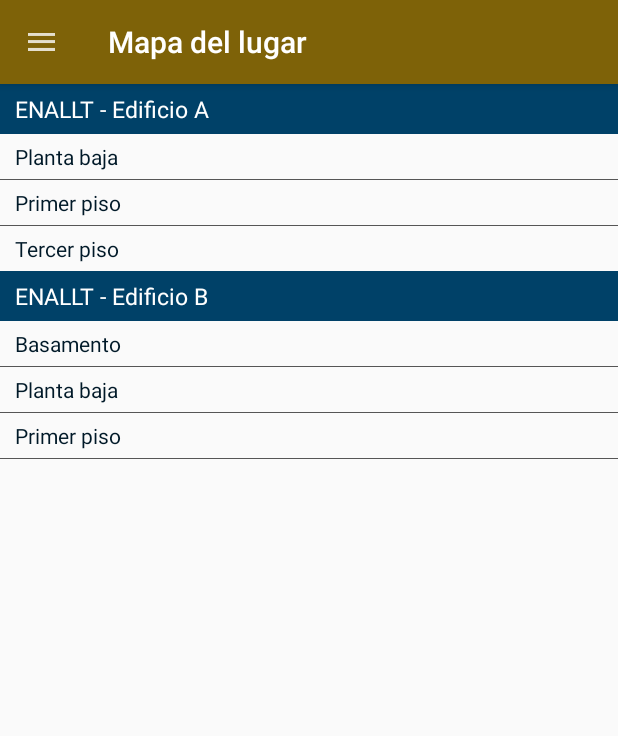
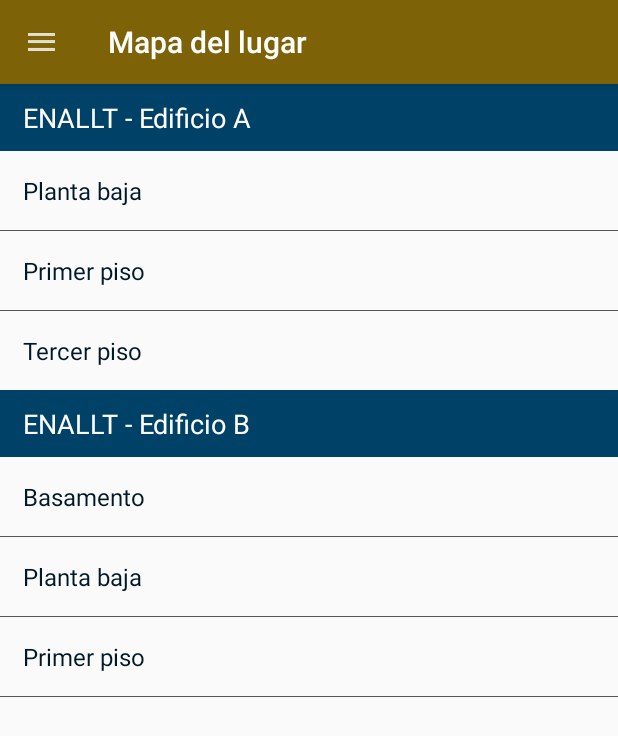
Before and after one commit to appgeediplomado/ANDROID-GEE, an Android app: the screen it shows after launch (MainActivity), in the side drawer, after a tap on "Mapa del lugar", on a phone screen of 412 x 824 dp. Shown: the top 736 px of the screen. Run offline under Robolectric (Android 15) with nearby library versions, the phone set to English and light mode, and no system bars.

Commit message:
Activities update: Fragment Asistencia, Detalles asistencia, Fragment Mapa, Ubicación

```diff
--- a/app/src/main/res/layout/activity_ubicacion.xml
+++ b/app/src/main/res/layout/activity_ubicacion.xml
@@ -25,7 +25,7 @@
         android:text="Edificio A"
         android:textAlignment="center"
         android:textColor="@color/colorTextPrimaryDark"
-        android:textSize="16sp"
+        android:textSize="18sp"
         android:textStyle="bold"
         app:layout_constraintEnd_toEndOf="parent"
         app:layout_constraintHorizontal_bias="0.0"
@@ -41,7 +41,7 @@
         android:text="Planta Baja"
         android:textAlignment="center"
         android:textColor="@color/colorTextPrimaryDark"
-        android:textSize="14sp"
+        android:textSize="16sp"
         app:layout_constraintEnd_toEndOf="parent"
         app:layout_constraintHorizontal_bias="0.0"
         app:layout_constraintStart_toStartOf="parent"
--- a/app/src/main/res/layout/fragment_asistencia.xml
+++ b/app/src/main/res/layout/fragment_asistencia.xml
@@ -82,7 +82,7 @@
         android:textAllCaps="false"
         android:textColor="@color/colorTextPrimaryDark"
         android:background="@android:color/transparent"
-        android:textSize="14sp"
+        android:textSize="16sp"
         app:layout_constraintBottom_toBottomOf="parent"
         app:layout_constraintEnd_toEndOf="parent"
         app:layout_constraintHorizontal_bias="0.0"
--- a/app/src/main/res/layout/fragment_mapa.xml
+++ b/app/src/main/res/layout/fragment_mapa.xml
@@ -12,9 +12,9 @@
         android:layout_width="match_parent"
         android:layout_height="wrap_content"
         android:text="ENALLT - Edificio A"
-        android:paddingVertical="6dp"
-        android:paddingHorizontal="10dp"
-        android:textSize="15sp"
+        android:paddingVertical="10dp"
+        android:paddingHorizontal="15dp"
+        android:textSize="18sp"
         android:background="@color/colorTextPrimaryDark"
         android:textColor="@android:color/white" />
     <TextView
@@ -22,9 +22,8 @@
         android:layout_width="match_parent"
         android:layout_height="wrap_content"
         android:text="Planta baja"
-        android:paddingVertical="5dp"
-        android:paddingHorizontal="10dp"
-        android:textSize="14sp"
+        android:padding="15dp"
+        android:textSize="16sp"
         android:textColor="@color/colorTextPrimary"/>
     <View
         android:layout_width="match_parent"
@@ -35,9 +34,8 @@
         android:layout_width="match_parent"
         android:layout_height="wrap_content"
         android:text="Primer piso"
-        android:paddingVertical="5dp"
-        android:paddingHorizontal="10dp"
-        android:textSize="14sp"
+        android:padding="15dp"
+        android:textSize="16sp"
         android:textColor="@color/colorTextPrimary"/>
     <View
         android:layout_width="match_parent"
@@ -48,17 +46,16 @@
         android:layout_width="match_parent"
         android:layout_height="wrap_content"
         android:text="Tercer piso"
-        android:paddingVertical="5dp"
-        android:paddingHorizontal="10dp"
-        android:textSize="14sp"
+        android:padding="15dp"
+        android:textSize="16sp"
         android:textColor="@color/colorTextPrimary"/>
     <TextView
         android:layout_width="match_parent"
         android:layout_height="wrap_content"
         android:text="ENALLT - Edificio B"
-        android:paddingVertical="6dp"
-        android:paddingHorizontal="10dp"
-        android:textSize="15sp"
+        android:paddingVertical="10dp"
+        android:paddingHorizontal="15dp"
+        android:textSize="18sp"
         android:background="@color/colorTextPrimaryDark"
         android:textColor="@android:color/white" />
     <TextView
@@ -66,9 +63,8 @@
         android:layout_width="match_parent"
         android:layout_height="wrap_content"
         android:text="Basamento"
-        android:paddingVertical="5dp"
-        android:paddingHorizontal="10dp"
-        android:textSize="14sp"
+        android:padding="15dp"
+        android:textSize="16sp"
         android:textColor="@color/colorTextPrimary"/>
     <View
         android:layout_width="match_parent"
@@ -79,9 +75,8 @@
         android:layout_width="match_parent"
         android:layout_height="wrap_content"
         android:text="Planta baja"
-        android:paddingVertical="5dp"
-        android:paddingHorizontal="10dp"
-        android:textSize="14sp"
+        android:padding="15dp"
+        android:textSize="16sp"
         android:textColor="@color/colorTextPrimary"/>
     <View
         android:layout_width="match_parent"
@@ -92,9 +87,8 @@
         android:layout_width="match_parent"
         android:layout_height="wrap_content"
         android:text="Primer piso"
-        android:paddingVertical="5dp"
-        android:paddingHorizontal="10dp"
-        android:textSize="14sp"
+        android:padding="15dp"
+        android:textSize="16sp"
         android:textColor="@color/colorTextPrimary"/>
     <View
         android:layout_width="match_parent"
```
Also changed, not shown: app/src/main/res/layout/activity_detalles_asistencia.xml (+13 -16 lines).
